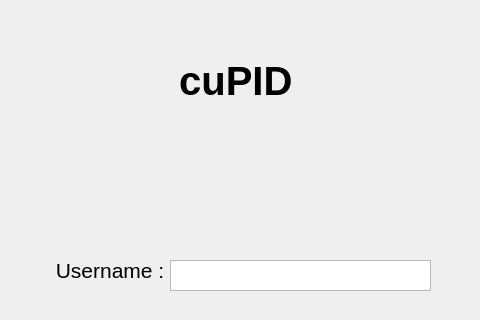
Above: all_Combined/studentloginpage.ui from aboodmufti/cupid before the change; both pictures show x 190 to 670 and y 0 to 320 of the 860 by 600 pixel window. Below: the same form after it.
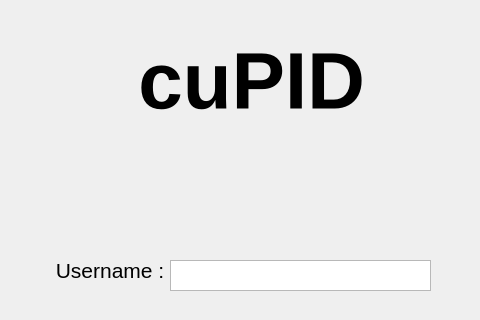
That is the form after the change.

The edit to the form file:
```diff
--- a/all_Combined/studentloginpage.ui
+++ b/all_Combined/studentloginpage.ui
@@ -66,9 +66,9 @@
   <widget class="QWidget" name="verticalLayoutWidget_2">
    <property name="geometry">
     <rect>
-     <x>310</x>
+     <x>10</x>
      <y>10</y>
-     <width>221</width>
+     <width>841</width>
      <height>141</height>
     </rect>
    </property>
@@ -77,7 +77,7 @@
      <widget class="QLabel" name="label_2">
       <property name="font">
        <font>
-        <pointsize>30</pointsize>
+        <pointsize>60</pointsize>
         <weight>75</weight>
         <bold>true</bold>
        </font>
```
